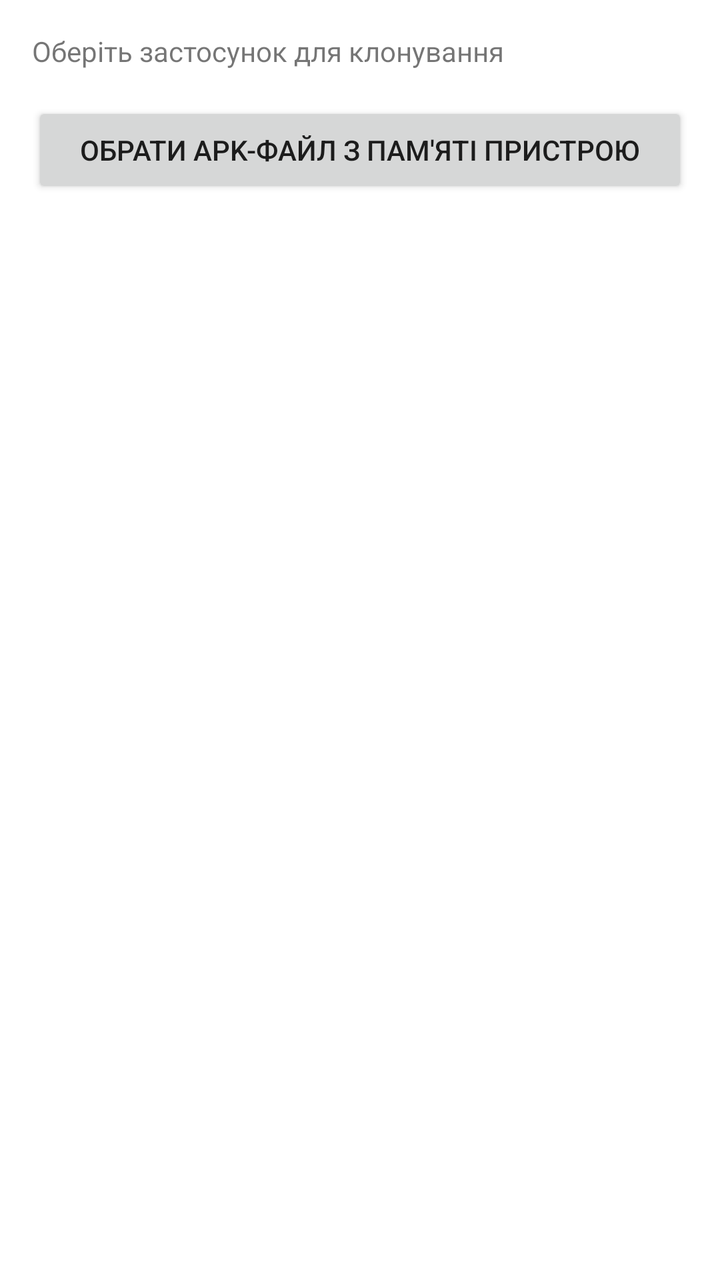
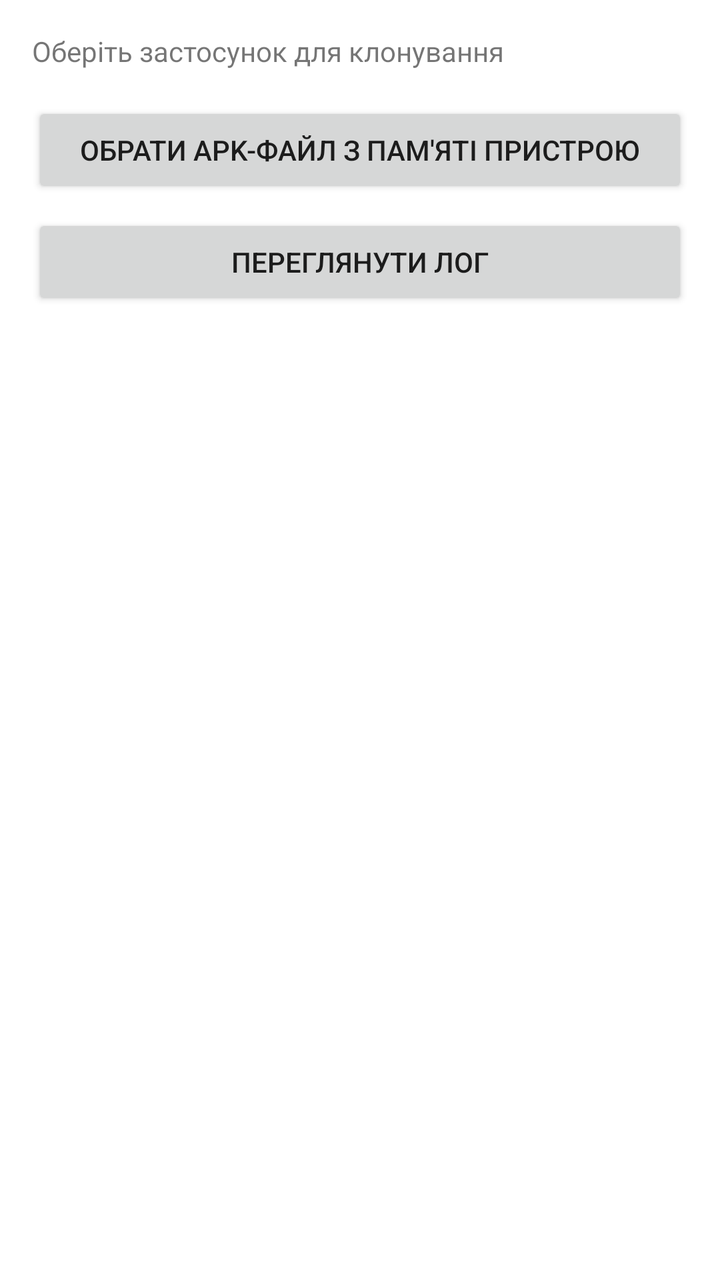

Two renders of the same Android screen: before a commit and after it. Below are the layout's source before the change and the commit's diff.
<!-- AndroidManifest.xml: application theme Theme.ApkCloner -->
<!-- res/layout/activity_main.xml -->
<?xml version="1.0" encoding="utf-8"?>
<LinearLayout xmlns:android="http://schemas.android.com/apk/res/android"
    android:layout_width="match_parent"
    android:layout_height="match_parent"
    android:orientation="vertical">

    <TextView
        android:id="@+id/statusText"
        android:layout_width="match_parent"
        android:layout_height="wrap_content"
        android:padding="16dp"
        android:text="@string/select_app_hint"
        android:textSize="14sp" />

    <Button
        android:id="@+id/btnPickFile"
        android:layout_width="match_parent"
        android:layout_height="wrap_content"
        android:layout_marginHorizontal="16dp"
        android:layout_marginBottom="8dp"
        android:text="@string/pick_apk_from_storage" />

    <androidx.recyclerview.widget.RecyclerView
        android:id="@+id/appList"
        android:layout_width="match_parent"
        android:layout_height="0dp"
        android:layout_weight="1"
        android:clipToPadding="false"
        android:paddingBottom="16dp" />

</LinearLayout>
<!-- resources referenced by this layout -->
<resources>
  <string name="pick_apk_from_storage">Обрати APK-файл з пам\'яті пристрою</string>
  <string name="select_app_hint">Оберіть застосунок для клонування</string>
  <style name="Theme.ApkCloner" parent="Theme.MaterialComponents.DayNight.NoActionBar" />
</resources>

<!-- the commit's change to res/layout/activity_main.xml (unified diff, before → after) -->
@@ -20,6 +20,14 @@
         android:layout_marginBottom="8dp"
         android:text="@string/pick_apk_from_storage" />
 
+    <Button
+        android:id="@+id/btnViewLog"
+        android:layout_width="match_parent"
+        android:layout_height="wrap_content"
+        android:layout_marginHorizontal="16dp"
+        android:layout_marginBottom="8dp"
+        android:text="@string/view_log" />
+
     <androidx.recyclerview.widget.RecyclerView
         android:id="@+id/appList"
         android:layout_width="match_parent"
<!-- resource entries referenced after the edit -->
@@ -2,6 +2,7 @@
 <resources>
   <string name="pick_apk_from_storage">Обрати APK-файл з пам\'яті пристрою</string>
   <string name="select_app_hint">Оберіть застосунок для клонування</string>
+  <string name="view_log">Переглянути лог</string>
   <style name="Theme.ApkCloner" parent="Theme.MaterialComponents.DayNight.NoActionBar" />
 </resources>
 
